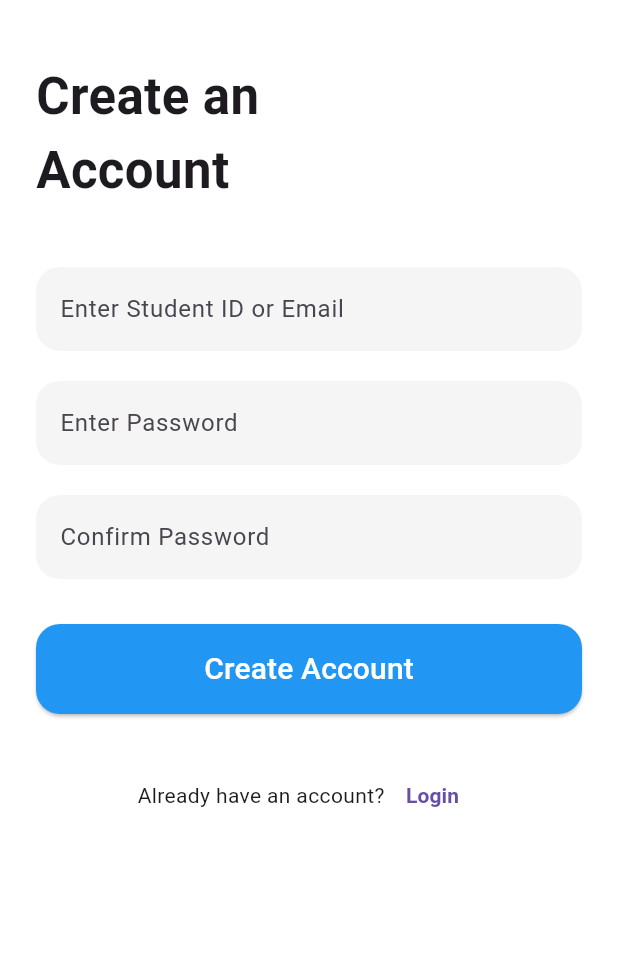
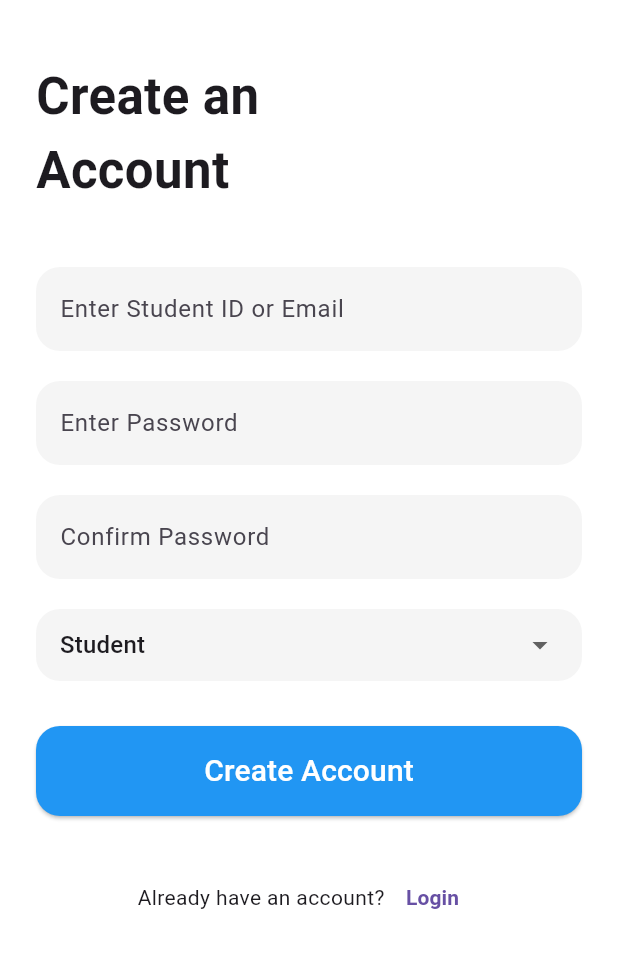
Before and after one commit to parvej-mosaraf/track-the-bus, a Flutter app: the SignupScreen screen opened directly, on a phone screen of 412 x 824 dp, the part 231-1199 px from its top. Run offline on Flutter 3.47's test engine with Material 3 defaults, Android fonts, the phone set to English and light mode, and no system bars; our stand-ins replace cloud_firestore, firebase_auth, firebase_core, geolocator, google_maps_flutter; accounts and stored records are empty; network calls fail.

Commit message:
Implemented role based authentication system

```diff
--- a/track_the_bus/lib/screens/signup_screen.dart
+++ b/track_the_bus/lib/screens/signup_screen.dart
@@ -1,6 +1,7 @@
 import 'package:flutter/material.dart';
 
 import 'package:firebase_auth/firebase_auth.dart';
+import 'package:cloud_firestore/cloud_firestore.dart';
 
 class SignupScreen extends StatefulWidget {
   const SignupScreen({super.key});
@@ -16,6 +17,7 @@ class _SignupScreenState extends State<SignupScreen> {
 
   final TextEditingController confirmPasswordController =
       TextEditingController();
+  String selectedRole = 'student';
   @override
   Widget build(BuildContext context) {
     return Scaffold(
@@ -97,6 +99,39 @@ class _SignupScreenState extends State<SignupScreen> {
                     ),
                   ),
                 ),
+                const SizedBox(height: 20),
+
+                Container(
+                  padding: const EdgeInsets.symmetric(horizontal: 16),
+
+                  decoration: BoxDecoration(
+                    color: Colors.grey.shade100,
+                    borderRadius: BorderRadius.circular(16),
+                  ),
+
+                  child: DropdownButton<String>(
+                    value: selectedRole,
+
+                    isExpanded: true,
+
+                    underline: const SizedBox(),
+
+                    items: const [
+                      DropdownMenuItem(
+                        value: 'student',
+                        child: Text("Student"),
+                      ),
+
+                      DropdownMenuItem(value: 'driver', child: Text("Driver")),
+                    ],
+
+                    onChanged: (value) {
+                      setState(() {
+                        selectedRole = value!;
+                      });
+                    },
+                  ),
+                ),
 
                 const SizedBox(height: 30),
 
@@ -129,6 +164,16 @@ class _SignupScreenState extends State<SignupScreen> {
                             content: Text("Account Created Successfully"),
                           ),
                         );
+
+                        User? user = FirebaseAuth.instance.currentUser;
+
+                        await FirebaseFirestore.instance
+                            .collection('users')
+                            .doc(user!.uid)
+                            .set({
+                              'email': emailController.text.trim(),
+                              'role': selectedRole,
+                            });
 
                         Navigator.pop(context);
                       } on FirebaseAuthException catch (e) {
```
Also changed, not shown: track_the_bus/lib/screens/admin_screen.dart (added, +19 -0 lines), track_the_bus/lib/screens/login_screen.dart (+27 -3 lines).
